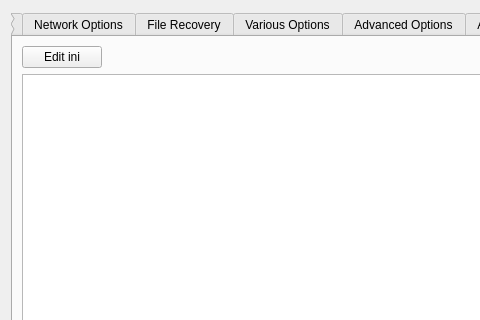
Above: SandboxiePlus/SandMan/Forms/OptionsWindow.ui from sandboxie-plus/Sandboxie before the change; both pictures show x 0 to 480 and y 0 to 320 of the 715 by 530 pixel window. Below: the same form after it.
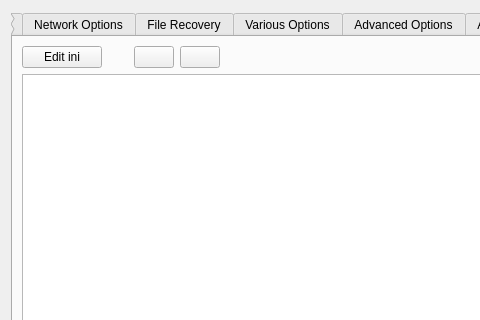
That is the form after the change. The open tabs and pages were chosen to show the change.

Commit message: Ability to select font for ini editor panels.

```diff
--- a/SandboxiePlus/SandMan/Forms/OptionsWindow.ui
+++ b/SandboxiePlus/SandMan/Forms/OptionsWindow.ui
@@ -4643,6 +4643,26 @@
          <string>Edit ini Section</string>
         </attribute>
         <layout class="QGridLayout" name="gridLayout">
+         <item row="0" column="4">
+          <spacer name="horizontalSpacer_7">
+           <property name="orientation">
+            <enum>Qt::Horizontal</enum>
+           </property>
+           <property name="sizeHint" stdset="0">
+            <size>
+             <width>10</width>
+             <height>20</height>
+            </size>
+           </property>
+          </spacer>
+         </item>
+         <item row="0" column="2">
+          <widget class="QPushButton" name="btnSelectIniEditFont">
+           <property name="text">
+            <string/>
+           </property>
+          </widget>
+         </item>
          <item row="0" column="0">
           <widget class="QPushButton" name="btnEditIni">
            <property name="text">
@@ -4653,7 +4673,7 @@
            </property>
           </widget>
          </item>
-         <item row="0" column="3">
+         <item row="0" column="6">
           <widget class="QPushButton" name="btnCancelEdit">
            <property name="enabled">
             <bool>false</bool>
@@ -4663,20 +4683,7 @@
            </property>
           </widget>
          </item>
-         <item row="0" column="1">
-          <spacer name="horizontalSpacer_7">
-           <property name="orientation">
-            <enum>Qt::Horizontal</enum>
-           </property>
-           <property name="sizeHint" stdset="0">
-            <size>
-             <width>40</width>
-             <height>20</height>
-            </size>
-           </property>
-          </spacer>
-         </item>
-         <item row="0" column="2">
+         <item row="0" column="5">
           <widget class="QPushButton" name="btnSaveIni">
            <property name="enabled">
             <bool>false</bool>
@@ -4686,13 +4693,36 @@
            </property>
           </widget>
          </item>
-         <item row="1" column="0" colspan="4">
+         <item row="1" column="0" colspan="7">
           <widget class="QPlainTextEdit" name="txtIniSection">
            <property name="lineWrapMode">
             <enum>QPlainTextEdit::NoWrap</enum>
            </property>
           </widget>
          </item>
+         <item row="0" column="1">
+          <spacer name="horizontalSpacer_18">
+           <property name="orientation">
+            <enum>Qt::Horizontal</enum>
+           </property>
+           <property name="sizeType">
+            <enum>QSizePolicy::Minimum</enum>
+           </property>
+           <property name="sizeHint" stdset="0">
+            <size>
+             <width>20</width>
+             <height>20</height>
+            </size>
+           </property>
+          </spacer>
+         </item>
+         <item row="0" column="3">
+          <widget class="QPushButton" name="btnResetIniEditFont">
+           <property name="text">
+            <string/>
+           </property>
+          </widget>
+         </item>
         </layout>
        </widget>
       </widget>
```
The commit also changes 8 other files.
